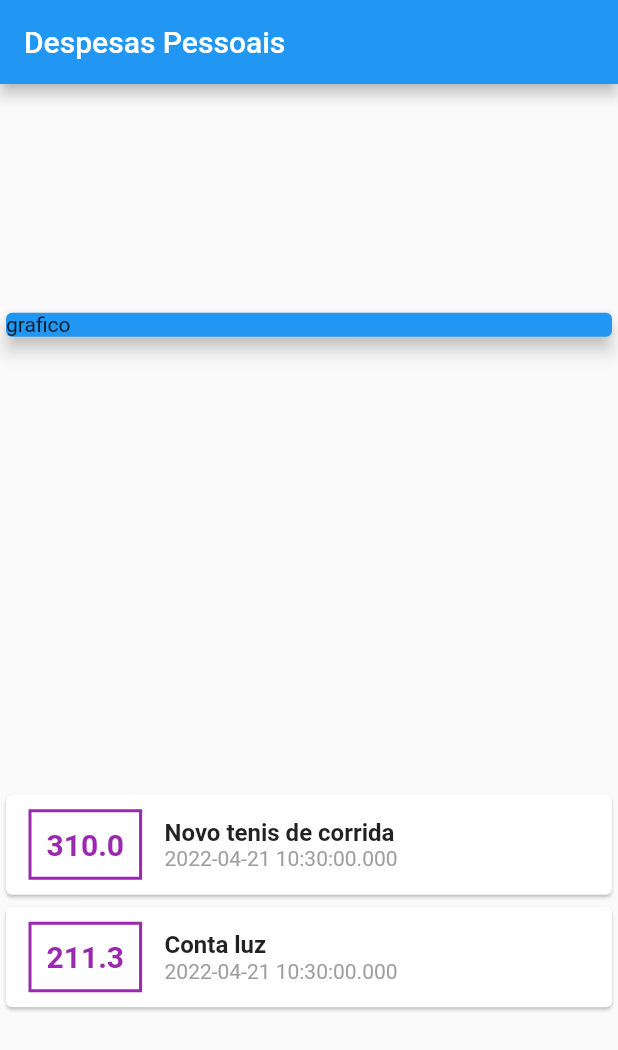
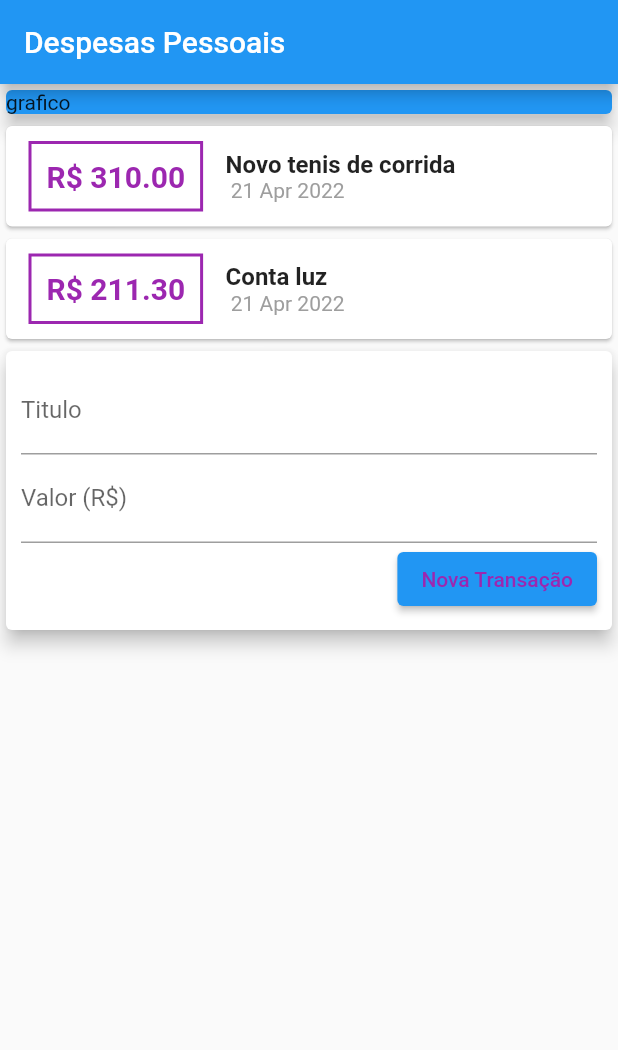
Before and after one commit to Ryan-lima13/despesas, a Flutter app: the screen it shows after launch, on a phone screen of 412 x 824 dp. Shown: the top 1050 px of the screen. Run offline on Flutter 3.47's test engine with Material 2 defaults, Android fonts, the phone set to English and light mode, and no system bars.

Commit message:
adicionando transação

```diff
--- /dev/null
+++ b/lib/components/transaction_form.dart
@@ -0,0 +1,63 @@
+import 'package:flutter/material.dart';
+class TransactionForm extends StatelessWidget {
+
+ final titleController = TextEditingController();
+ final valueController = TextEditingController();
+ final void Function(String, double) onSubmit;
+
+ TransactionForm(this.onSubmit);
+
+  @override
+  Widget build(BuildContext context) {
+    return Card(
+            elevation: 5,
+            child: Padding(
+              padding: const EdgeInsets.all(10),
+              child: Container(
+
+                child: Column(
+                  children: [
+                    TextField(
+                      controller: titleController,
+                      decoration: InputDecoration(
+                        labelText: 'Titulo'
+                        ),
+
+                    ),
+                    TextField(
+                     controller: valueController,
+                      decoration: InputDecoration(
+                        labelText: 'Valor (R\$)'
+                      ),
+
+                    ),
+                    Row(
+                     mainAxisAlignment: MainAxisAlignment.end,
+
+                      children: [
+
+                        ElevatedButton(
+
+                          onPressed: (){
+                          final title =  titleController.text;
+                          final value = double.tryParse(valueController.text) ?? 0.0;
+                          onSubmit(title,value);
+
+                          },
+                           child: Text(
+                             'Nova Transação',
+                             style: TextStyle(
+                               color: Colors.purple
+                             ),
+                             )
+                           ),
+                      ],
+                    ),
+                  ],
+
+                ),
+              ),
+            ),
+          );
+  }
+}
--- /dev/null
+++ b/lib/components/transaction_list.dart
@@ -0,0 +1,67 @@
+import 'package:despesas/model/Transaction.dart';
+import 'package:flutter/material.dart';
+import '../model/Transaction.dart';
+import 'package:flutter/material.dart';
+import 'package:intl/intl.dart';
+
+class TransactionList extends StatelessWidget {
+  late final List<Transaction> transactions;
+  TransactionList(this.transactions);
+
+  @override
+  Widget build(BuildContext context) {
+    return Column(
+            children: transactions.map((tr){
+              return Card(
+                child: Row(
+                  children: [
+                    Container(
+                      margin: EdgeInsets.symmetric(
+                        horizontal: 15,
+                        vertical: 10
+                      ),
+                      child: Text(
+                       'R\$ ${tr.value.toStringAsFixed(2)}',
+                        style: TextStyle(
+                          fontWeight: FontWeight.bold,
+                          fontSize: 20,
+                          color: Colors.purple,
+
+                        ),
+                        ),
+                        decoration: BoxDecoration(
+                          border:  Border.all(
+                            color: Colors.purple,
+                            width: 2,
+
+                            )
+                          ),
+                          padding: EdgeInsets.all(10),
+                    ),
+                    Column(
+                      crossAxisAlignment: CrossAxisAlignment.start,
+                      children: [
+                        Text(
+                           tr.title,
+                          style: TextStyle(
+                            fontWeight: FontWeight.bold,
+                            fontSize: 16
+                          ),
+                          ),
+                        Text(
+                          DateFormat(' d MMM y').format(tr.date),
+                          style: TextStyle(
+                            color: Colors.grey
+                          ),
+                          )
+                      ],
+                    )
+                  ]
+                  ),
+              );
+
+            }).toList(),
+
+          );
+  }
+}
--- /dev/null
+++ b/lib/components/transaction_user.dart
@@ -0,0 +1,57 @@
+import 'dart:math';
+
+import 'package:flutter/material.dart';
+
+import '../model/Transaction.dart';
+import 'transaction_form.dart';
+import 'transaction_list.dart';
+class TransactionUser extends StatefulWidget {
+
+
+  @override
+  State<TransactionUser> createState() => _TransactionUserState();
+}
+
+class _TransactionUserState extends State<TransactionUser> {
+    final _transactions = [
+    Transaction(
+      id: 't1',
+      title: 'Novo tenis de corrida',
+      value: 310.0,
+       date: DateTime.now()
+      ),
+      Transaction(
+      id: 't2',
+      title: 'Conta luz',
+      value: 211.30,
+       date: DateTime.now()
+      ),
+
+
+  ];
+  _addTrasaction(String title, double value){
+
+    final newTransaction = Transaction(
+      id: Random().nextDouble().toString(),
+      title: title,
+      value: value,
+      date: DateTime.now()
+      );
+      setState(() {
+        _transactions.add(newTransaction);
+
+      });
+  }
+
+  @override
+  Widget build(BuildContext context) {
+    return Column(
+      children: [
+        TransactionList(_transactions),
+        TransactionForm(_addTrasaction),
+
+      ],
+
+    );
+  }
+}
--- a/lib/main.dart
+++ b/lib/main.dart
@@ -1,6 +1,9 @@
+import 'package:despesas/components/transaction_form.dart';
+import 'package:despesas/components/transaction_list.dart';
+import 'package:despesas/components/transaction_user.dart';
 import 'package:despesas/model/Transaction.dart';
 import 'package:flutter/material.dart';
-
+import 'package:intl/intl.dart';
 void main(){
   runApp(Home());
 
@@ -18,22 +21,9 @@ class Home extends StatelessWidget {
 }
 class Despesas extends StatelessWidget {
 
-  final _transactions = [
-    Transaction(
-      id: 't1',
-      title: 'Novo tenis de corrida',
-      value: 310.0,
-       date: DateTime.now()
-      ),
-      Transaction(
-      id: 't2',
-      title: 'Conta luz',
-      value: 211.30,
-       date: DateTime.now()
-      ),
 
 
-  ];
+
 
   @override
   Widget build(BuildContext context) {
@@ -43,7 +33,7 @@ class Despesas extends StatelessWidget {
 
         ),
       body: Column(
-        mainAxisAlignment: MainAxisAlignment.spaceAround,
+
         crossAxisAlignment: CrossAxisAlignment.stretch,
 
         children: [
@@ -56,59 +46,8 @@ class Despesas extends StatelessWidget {
 
             ),
           ),
-          Column(
-            children: _transactions.map((tr){
-              return Card(
-                child: Row(
-                  children: [
-                    Container(
-                      margin: EdgeInsets.symmetric(
-                        horizontal: 15,
-                        vertical: 10
-                      ),
-                      child: Text(
-                        tr.value.toString(),
-                        style: TextStyle(
-                          fontWeight: FontWeight.bold,
-                          fontSize: 20,
-                          color: Colors.purple,
+         TransactionUser()
 
-                        ),
-                        ),
-                        decoration: BoxDecoration(
-                          border:  Border.all(
-                            color: Colors.purple,
-                            width: 2,
-
-                            )
-                          ),
-                          padding: EdgeInsets.all(10),
-                    ),
-                    Column(
-                      crossAxisAlignment: CrossAxisAlignment.start,
-                      children: [
-                        Text(
-                          tr.title,
-                          style: TextStyle(
-                            fontWeight: FontWeight.bold,
-                            fontSize: 16
-                          ),
-                          ),
-                        Text(
-                          tr.date.toString(),
-                          style: TextStyle(
-                            color: Colors.grey
-                          ),
-                          )
-                      ],
-                    )
-                  ]
-                  ),
-              );
-
-            }).toList(),
-
-          )
         ],
       )
     );
--- a/pubspec.yaml
+++ b/pubspec.yaml
@@ -29,6 +29,8 @@ environment:
 dependencies:
   flutter:
     sdk: flutter
+  intl: ^0.17.0
+
 
 
   # The following adds the Cupertino Icons font to your application.
```
Also changed, not shown: pubspec.lock.
